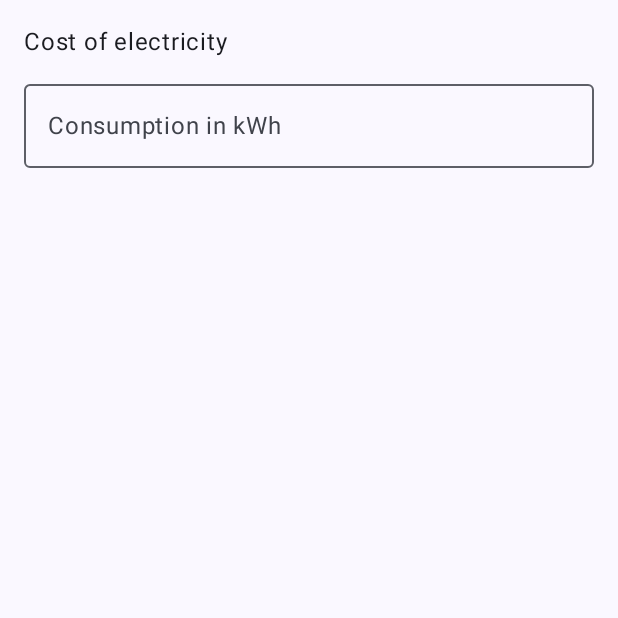
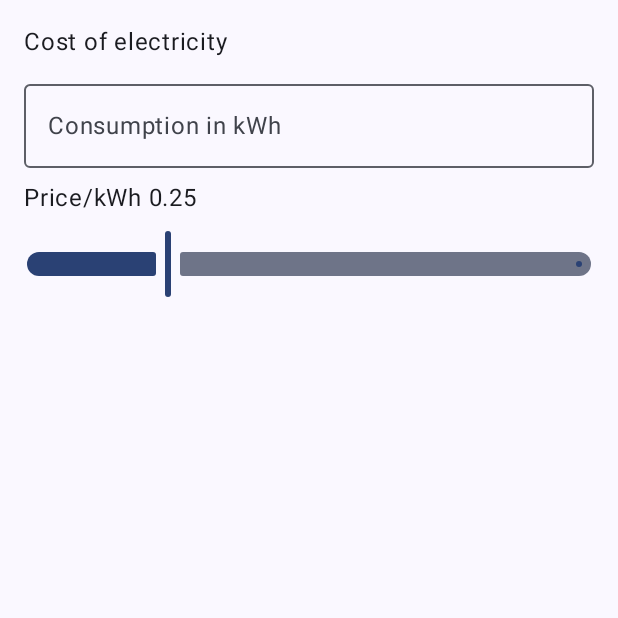
Before and after one commit to Llaamari/CostOfElectricity, an Android app built with Jetpack Compose: the screen it shows after launch (MainActivity), on a phone screen of 412 x 824 dp, the top half of it. Run offline under Robolectric (Android 15) with nearby library versions, the phone set to English and light mode, and no system bars.

Commit message:
add a new state variable, rounding and adjusting the price, add text and slider components and add the necessary imports

```diff
--- a/app/src/main/java/com/example/costofelectricity/MainActivity.kt
+++ b/app/src/main/java/com/example/costofelectricity/MainActivity.kt
@@ -12,6 +12,10 @@ import androidx.compose.foundation.layout.padding
 import androidx.compose.foundation.text.KeyboardOptions
 import androidx.compose.material3.OutlinedTextField
 import androidx.compose.material3.Scaffold
+import androidx.compose.material3.Slider
+import androidx.compose.runtime.mutableFloatStateOf
+import kotlin.math.roundToInt
+import java.util.Locale
 import androidx.compose.material3.Text
 import androidx.compose.runtime.Composable
 import androidx.compose.runtime.getValue
@@ -42,10 +46,15 @@ class MainActivity : ComponentActivity() {
     }
 }
 
+
 @Composable
 fun CostOfElectricity(modifier: Modifier = Modifier) {
 
     var consumptionInput by remember { mutableStateOf("") }
+    var price by remember { mutableFloatStateOf(0.25f) }
+
+    val roundedPrice = (price * 100).roundToInt() / 100f
+    val formattedPrice = String.format(Locale.getDefault(), "%.2f", roundedPrice)
 
     Column(
         modifier = modifier
@@ -67,6 +76,17 @@ fun CostOfElectricity(modifier: Modifier = Modifier) {
             ),
             modifier = Modifier.fillMaxWidth()
         )
+
+        Text(
+            text = "Price/kWh $formattedPrice"
+        )
+
+        Slider(
+            value = price,
+            onValueChange = { price = it },
+            valueRange = 0f..1f,
+            modifier = Modifier.fillMaxWidth()
+        )
     }
 }
 
```
